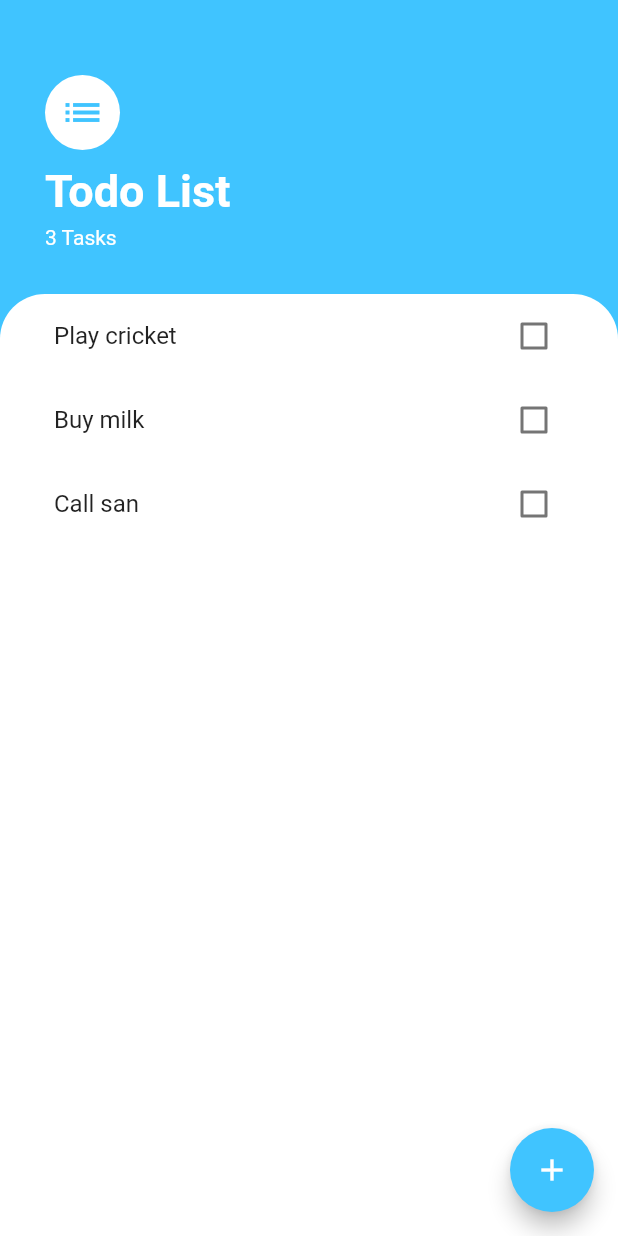
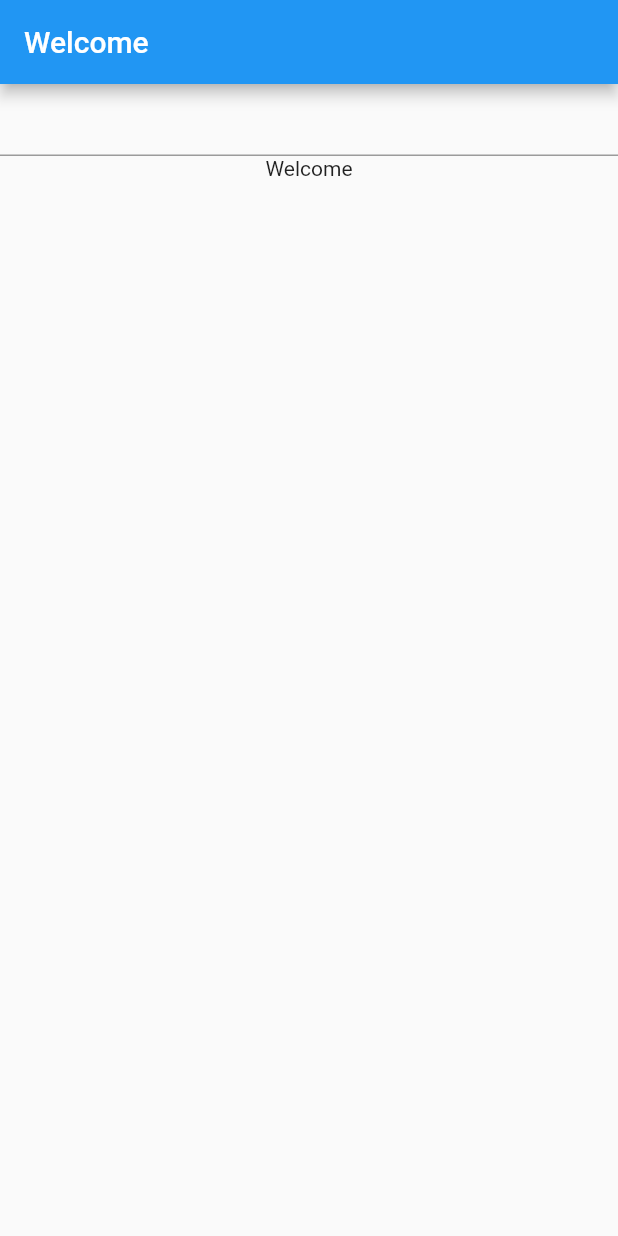
Before and after one commit to RockNav24/Flutter-todoApp, a Flutter app: the screen it shows after launch, on a phone screen of 412 x 824 dp. Run offline on Flutter 3.47's test engine with Material 2 defaults, Android fonts, the phone set to English and light mode, and no system bars.

Commit message:
intro to provider

```diff
--- a/lib/main.dart
+++ b/lib/main.dart
@@ -1,4 +1,5 @@
 import 'package:flutter/material.dart';
+import 'package:todo_app/provider_check.dart';
 import 'package:todo_app/screens/todo_screen.dart';
 
 void main() {
@@ -10,7 +11,7 @@ class MainScreen extends StatelessWidget {
   Widget build(BuildContext context) {
     return MaterialApp(
       debugShowCheckedModeBanner: false,
-      home: TodoScreen(),
+      home: ProviderCheck(),
     );
   }
 }
--- /dev/null
+++ b/lib/provider_check.dart
@@ -0,0 +1,54 @@
+import 'package:flutter/material.dart';
+import 'package:provider/provider.dart';
+
+class ProviderCheck extends StatelessWidget {
+  @override
+  Widget build(BuildContext context) {
+    return ChangeNotifierProvider<Data>(
+        create: (_) => Data(),
+        builder: (context, child) {
+          return Scaffold(
+            appBar: AppBar(
+              title: Text(Provider.of<Data>(context, listen: false).data),
+            ),
+            body: Level2(),
+          );
+        });
+  }
+}
+
+class Level2 extends StatelessWidget {
+  @override
+  Widget build(BuildContext context) {
+    return Container(
+      child: Level3(),
+    );
+  }
+}
+
+class Level3 extends StatelessWidget {
+  @override
+  Widget build(BuildContext context) {
+    return Container(
+      child: Column(
+        children: [
+          TextField(
+            onChanged: (value) {
+              context.read<Data>().setData(value);
+            },
+          ),
+          Text(context.watch<Data>().data),
+        ],
+      ),
+    );
+  }
+}
+
+class Data extends ChangeNotifier {
+  String data = 'Welcome';
+
+  void setData(String data) {
+    this.data = data;
+    notifyListeners();
+  }
+}
--- a/pubspec.yaml
+++ b/pubspec.yaml
@@ -28,6 +28,8 @@ dependencies:
   # The following adds the Cupertino Icons font to your application.
   # Use with the CupertinoIcons class for iOS style icons.
   cupertino_icons: ^0.1.3
+  provider: ^4.3.2
+
 
 dev_dependencies:
   flutter_test:
```
Also changed, not shown: pubspec.lock.
